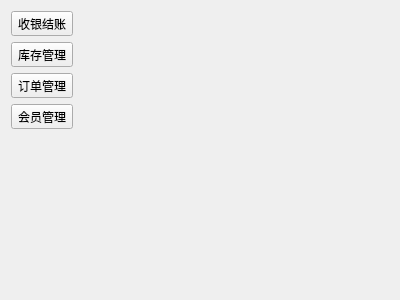
Old version of the form pagemain.ui in the repository ylxcvvan/Supermarket-Commodity-Management-System.
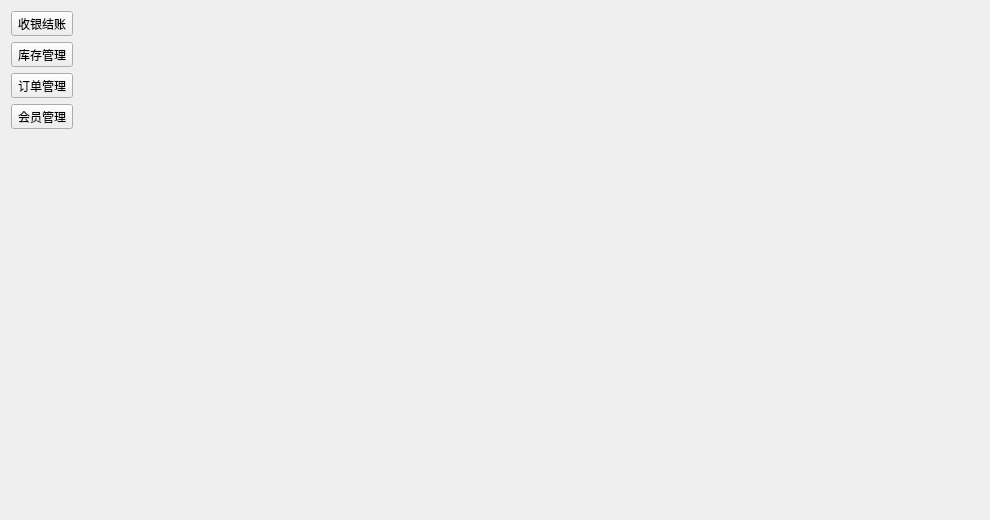
New version of the form.

Commit message: 美化收银界面 widgetcashiermanager.ui

What changed in the file:
```diff
--- a/pagemain.ui
+++ b/pagemain.ui
@@ -6,8 +6,8 @@
    <rect>
     <x>0</x>
     <y>0</y>
-    <width>400</width>
-    <height>300</height>
+    <width>990</width>
+    <height>520</height>
    </rect>
   </property>
   <property name="windowTitle">
```
The commit also changes 4 other files.
